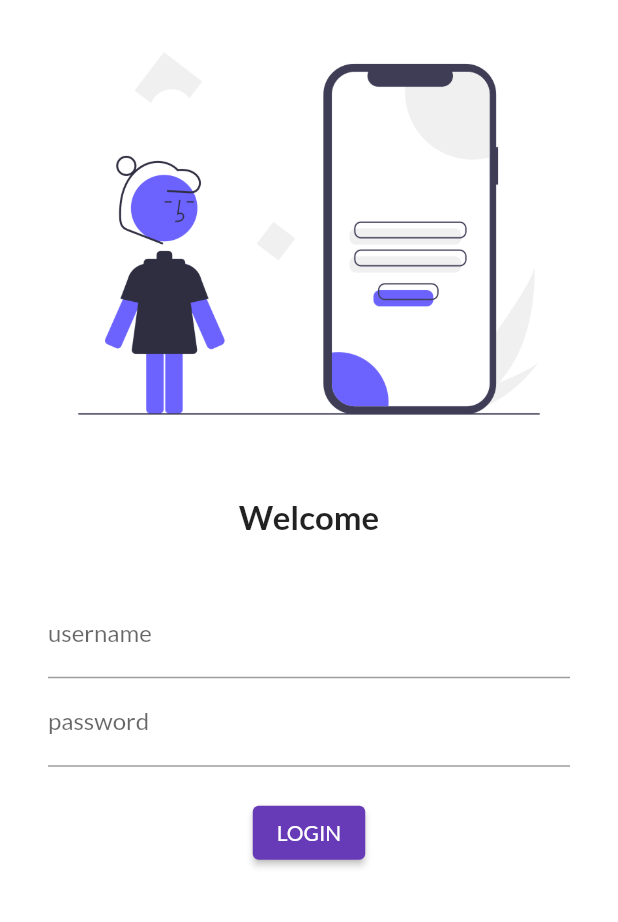
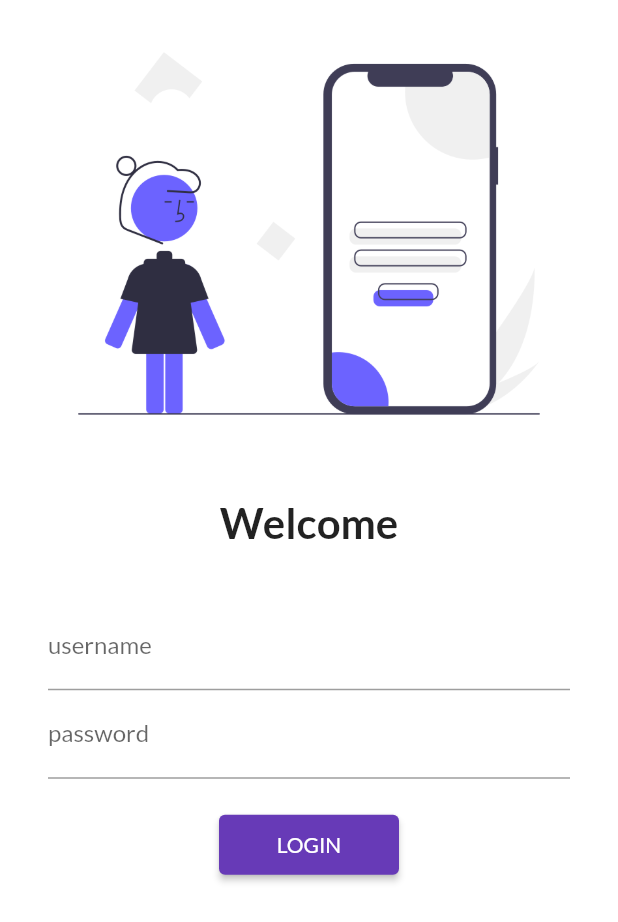
Before and after one commit to SayMyName302/CatalogApp, a Flutter app: the screen it shows after launch, on a phone screen of 412 x 824 dp. Shown: the top 922 px of the screen. Run offline on Flutter 3.47's test engine with Material 2 defaults, Android fonts, the phone set to English and light mode, and no system bars; our stand-ins replace google_fonts.

Commit message:
day5completed

```diff
--- a/lib/Pages/LoginPage.dart
+++ b/lib/Pages/LoginPage.dart
@@ -1,10 +1,12 @@
 import "package:flutter/material.dart";
+import 'package:flutter_application_1/utils/routes.dart';
 
 class LoginPage extends StatelessWidget {
   @override
   Widget build(BuildContext context) {
     return Material(
         color: Colors.white,
+        child: SingleChildScrollView(
           child: Column(
             children: [
               Image.asset(
@@ -16,14 +18,15 @@ class LoginPage extends StatelessWidget {
               ),
               Text("Welcome",
                   style: TextStyle(
-                  fontSize: 22,
+                    fontSize: 28,
                     fontWeight: FontWeight.bold,
                   )),
               SizedBox(
                 height: 20.0,
               ),
               Padding(
-              padding: const EdgeInsets.symmetric(vertical: 16, horizontal: 32),
+                padding:
+                    const EdgeInsets.symmetric(vertical: 16, horizontal: 32),
                 child: Column(
                   children: [
                     TextFormField(
@@ -40,14 +43,16 @@ class LoginPage extends StatelessWidget {
                     ),
                     ElevatedButton(
                         onPressed: () {
-                        print("Pressed");
+                          Navigator.pushNamed(context, MyRoutes.HomeRoute);
                         },
                         child: Text("LOGIN"),
-                      style: TextButton.styleFrom()),
+                        style:
+                            TextButton.styleFrom(minimumSize: Size(120, 40))),
                   ],
                 ),
               )
             ],
+          ),
         ));
   }
 }
--- a/lib/main.dart
+++ b/lib/main.dart
@@ -1,6 +1,7 @@
 import 'package:flutter/material.dart';
 import 'package:flutter_application_1/Pages/LoginPage.dart';
 import 'package:flutter_application_1/Pages/home_page.dart';
+import 'package:flutter_application_1/utils/routes.dart';
 import 'package:google_fonts/google_fonts.dart';
 
 void main() {
@@ -29,8 +30,8 @@ class myApp extends StatelessWidget {
           "/Login", //initial route mein back slash/ replace hojata hai
       routes: {
         "/": (context) => LoginPage(),
-        "/home": (context) => HomePage(),
-        "/Login": (context) => LoginPage(),
+        MyRoutes.HomeRoute: (context) => HomePage(),
+        MyRoutes.loginRoute: (context) => LoginPage(),
       },
     );
   }
--- /dev/null
+++ b/lib/utils/routes.dart
@@ -0,0 +1,4 @@
+class MyRoutes {
+  static String loginRoute = "/LoginPage";
+  static String HomeRoute = "/HomePage";
+}
```
Lines whose indentation alone changed are shown as unchanged.
